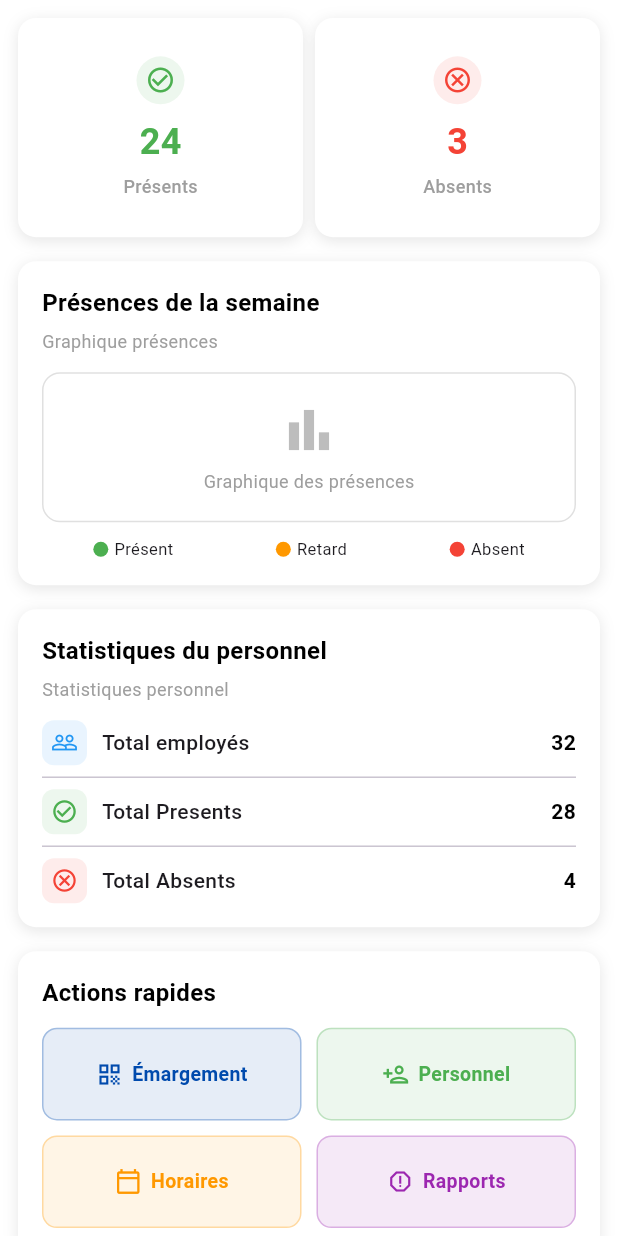
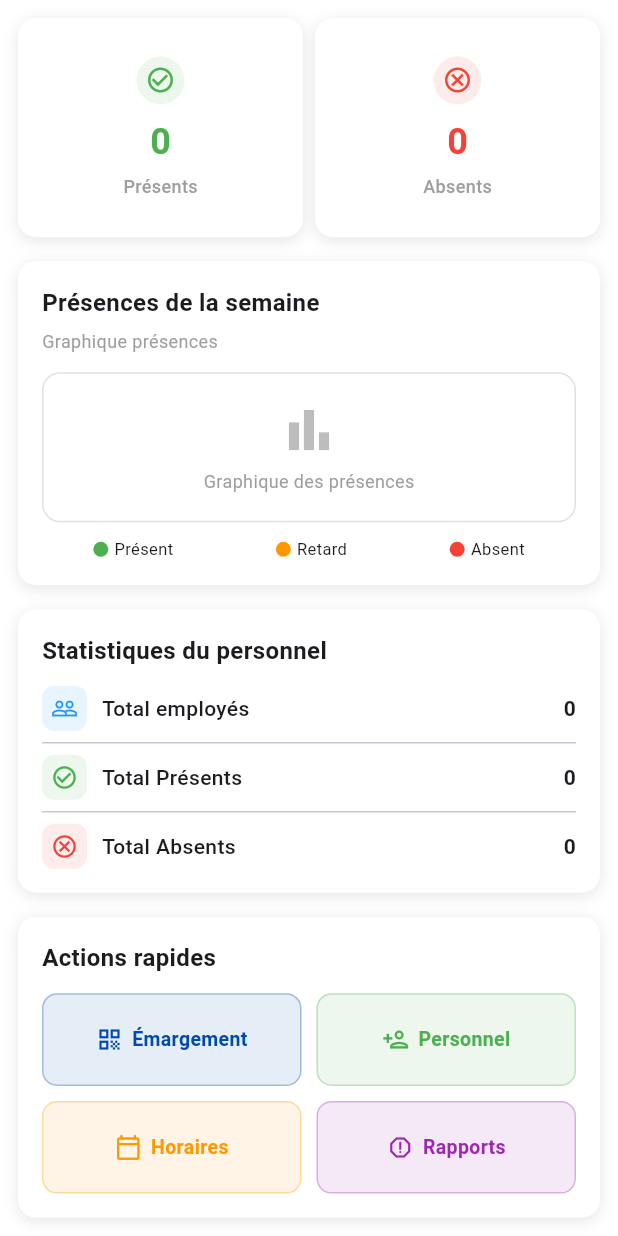
Before and after one commit to eden-jordan/EasySign_frontend, a Flutter app: the Dashboard screen opened directly, after a tap on "Personnel", on a phone screen of 412 x 824 dp. Run offline on Flutter 3.47's test engine with Material 3 defaults, Android fonts, the phone set to English and light mode, and no system bars; our stand-ins replace flutter_secure_storage, pdf, printing, shared_preferences, video_player; missing offline and left inert: mobile_scanner; accounts and stored records are empty; network calls fail.

Commit message:
Recuperation de quelques donnees accueil

```diff
--- a/easysign/lib/screens/items/dashboard.dart
+++ b/easysign/lib/screens/items/dashboard.dart
@@ -1,46 +1,81 @@
 import 'package:easysign/screens/others/emargement.dart';
 import 'package:flutter/material.dart';
 import 'package:easysign/themes/app_theme.dart';
+import '../../models/rapport.dart';
+import '../../services/rapport_service.dart';
+import 'package:shared_preferences/shared_preferences.dart';
 
-class Dashboard extends StatelessWidget {
+class Dashboard extends StatefulWidget {
   final Function(int)? onNavigateToTab;
 
   const Dashboard({super.key, this.onNavigateToTab});
 
   @override
+  State<Dashboard> createState() => _DashboardState();
+}
+
+class _DashboardState extends State<Dashboard> {
+  Rapport? rapport;
+  bool loading = true;
+
+  @override
+  void initState() {
+    super.initState();
+    _loadRapport();
+  }
+
+  // Récupérer le token d'authentification
+  Future<String?> _getAuthToken() async {
+    final prefs = await SharedPreferences.getInstance();
+    return prefs.getString('userToken');
+  }
+
+  Future<void> _loadRapport() async {
+    try {
+      final token = await _getAuthToken();
+      if (token == null) {
+        print("Token d'authentification non trouvé.");
+        return;
+      }
+
+      final service = RapportService(token: token);
+      final data = await service.journalier();
+      setState(() {
+        rapport = data;
+        loading = false;
+      });
+    } catch (e) {
+      setState(() => loading = false);
+      print("Erreur lors du chargement du rapport : $e");
+    }
+  }
+
+  @override
   Widget build(BuildContext context) {
+    if (loading) {
+      return const Center(child: CircularProgressIndicator());
+    }
+
     return Scaffold(
       body: SingleChildScrollView(
-        padding: const EdgeInsets.all(12.0),
+        padding: const EdgeInsets.all(12),
         child: Column(
           crossAxisAlignment: CrossAxisAlignment.start,
           children: [
-            // Cartes de statistiques
             _buildStatsCards(),
-
             const SizedBox(height: 16),
-
-            // Section Graphique
             _buildPresenceChart(),
-
             const SizedBox(height: 16),
-
-            // Section Statistiques personnel
             _buildPersonnelStats(),
-
             const SizedBox(height: 16),
-
-            // Section Actions rapides
             _buildQuickActions(context),
-
-            const SizedBox(height: 12),
           ],
         ),
       ),
     );
   }
 
-  // Cartes de statistiques
+  // ================= Cartes de statistiques =================
   Widget _buildStatsCards() {
     return GridView.count(
       shrinkWrap: true,
@@ -52,13 +87,13 @@ class Dashboard extends StatelessWidget {
       children: [
         _buildStatCard(
           title: 'Présents',
-          value: '24',
+          value: rapport?.totalPresent.toString() ?? '0',
           color: Colors.green,
           icon: Icons.check_circle_outline,
         ),
         _buildStatCard(
           title: 'Absents',
-          value: '3',
+          value: rapport?.totalAbsents.toString() ?? '0',
           color: Colors.red,
           icon: Icons.cancel_outlined,
         ),
@@ -78,21 +113,21 @@ class Dashboard extends StatelessWidget {
         borderRadius: BorderRadius.circular(12),
         boxShadow: [
           BoxShadow(
-            color: Colors.black.withValues(alpha: 0.1),
+            color: Colors.black.withOpacity(0.1),
             blurRadius: 8,
             offset: const Offset(0, 2),
           ),
         ],
       ),
       child: Padding(
-        padding: const EdgeInsets.all(12.0),
+        padding: const EdgeInsets.all(12),
         child: Column(
           mainAxisAlignment: MainAxisAlignment.center,
           children: [
             Container(
               padding: const EdgeInsets.all(6),
               decoration: BoxDecoration(
-                color: color.withValues(alpha: 0.1),
+                color: color.withOpacity(0.1),
                 shape: BoxShape.circle,
               ),
               child: Icon(icon, color: color, size: 20),
@@ -121,7 +156,7 @@ class Dashboard extends StatelessWidget {
     );
   }
 
-  // Graphique présences
+  // ================= Graphique des présences =================
   Widget _buildPresenceChart() {
     return Container(
       decoration: BoxDecoration(
@@ -129,24 +164,20 @@ class Dashboard extends StatelessWidget {
         borderRadius: BorderRadius.circular(12),
         boxShadow: [
           BoxShadow(
-            color: Colors.black.withValues(alpha: 0.1),
+            color: Colors.black.withOpacity(0.1),
             blurRadius: 8,
             offset: const Offset(0, 2),
           ),
         ],
       ),
       child: Padding(
-        padding: const EdgeInsets.all(16.0),
+        padding: const EdgeInsets.all(16),
         child: Column(
           crossAxisAlignment: CrossAxisAlignment.start,
           children: [
             const Text(
               'Présences de la semaine',
-              style: TextStyle(
-                fontSize: 16,
-                fontWeight: FontWeight.w600,
-                color: Colors.black,
-              ),
+              style: TextStyle(fontSize: 16, fontWeight: FontWeight.w600),
             ),
             const SizedBox(height: 6),
             const Text(
@@ -186,7 +217,7 @@ class Dashboard extends StatelessWidget {
 
             const SizedBox(height: 10),
 
-            // Légende du graphique
+            // Légende
             Row(
               mainAxisAlignment: MainAxisAlignment.spaceAround,
               children: [
@@ -215,64 +246,51 @@ class Dashboard extends StatelessWidget {
     );
   }
 
-  // Statistiques personnel
+  // ================= Statistiques personnel =================
   Widget _buildPersonnelStats() {
+    int totalEmployes =
+        (rapport?.totalPresent ?? 0) + (rapport?.totalAbsents ?? 0);
     return Container(
       decoration: BoxDecoration(
         color: Colors.white,
         borderRadius: BorderRadius.circular(12),
         boxShadow: [
           BoxShadow(
-            color: Colors.black.withValues(alpha: 0.1),
+            color: Colors.black.withOpacity(0.1),
             blurRadius: 8,
             offset: const Offset(0, 2),
           ),
         ],
       ),
       child: Padding(
-        padding: const EdgeInsets.all(16.0),
+        padding: const EdgeInsets.all(16),
         child: Column(
           crossAxisAlignment: CrossAxisAlignment.start,
           children: [
             const Text(
               'Statistiques du personnel',
-              style: TextStyle(
-                fontSize: 16,
-                fontWeight: FontWeight.w600,
-                color: Colors.black,
-              ),
-            ),
-            const SizedBox(height: 6),
-            const Text(
-              'Statistiques personnel',
-              style: TextStyle(fontSize: 12, color: Colors.grey),
+              style: TextStyle(fontSize: 16, fontWeight: FontWeight.w600),
             ),
             const SizedBox(height: 12),
-
-            // Liste des statistiques
-            Column(
-              children: [
             _buildStatRow(
               label: 'Total employés',
-                  value: '32',
+              value: totalEmployes.toString(),
               icon: Icons.people_outline,
               color: Colors.blue,
             ),
             const Divider(height: 16),
             _buildStatRow(
-                  label: 'Total Presents',
-                  value: '28',
+              label: 'Total Présents',
+              value: (rapport?.totalPresent ?? 0).toString(),
               icon: Icons.check_circle_outline,
               color: Colors.green,
             ),
             const Divider(height: 16),
             _buildStatRow(
               label: 'Total Absents',
-                  value: '4',
+              value: (rapport?.totalAbsents ?? 0).toString(),
               icon: Icons.cancel_outlined,
               color: Colors.red,
-                ),
-              ],
             ),
           ],
         ),
@@ -291,7 +309,7 @@ class Dashboard extends StatelessWidget {
         Container(
           padding: const EdgeInsets.all(6),
           decoration: BoxDecoration(
-            color: color.withValues(alpha: 0.1),
+            color: color.withOpacity(0.1),
             borderRadius: BorderRadius.circular(8),
           ),
           child: Icon(icon, color: color, size: 18),
@@ -305,17 +323,13 @@ class Dashboard extends StatelessWidget {
         ),
         Text(
           value,
-          style: const TextStyle(
-            fontSize: 14,
-            fontWeight: FontWeight.bold,
-            color: Colors.black,
-          ),
+          style: const TextStyle(fontSize: 14, fontWeight: FontWeight.bold),
         ),
       ],
     );
   }
 
-  // Actions rapides
+  // ================= Actions rapides =================
   Widget _buildQuickActions(BuildContext context) {
     return Container(
       decoration: BoxDecoration(
@@ -323,27 +337,22 @@ class Dashboard extends StatelessWidget {
         borderRadius: BorderRadius.circular(12),
         boxShadow: [
           BoxShadow(
-            color: Colors.black.withValues(alpha: 0.1),
+            color: Colors.black.withOpacity(0.1),
             blurRadius: 8,
             offset: const Offset(0, 2),
           ),
         ],
       ),
       child: Padding(
-        padding: const EdgeInsets.all(16.0),
+        padding: const EdgeInsets.all(16),
         child: Column(
           crossAxisAlignment: CrossAxisAlignment.start,
           children: [
             const Text(
               'Actions rapides',
-              style: TextStyle(
-                fontSize: 16,
-                fontWeight: FontWeight.w600,
-                color: Colors.black,
-              ),
+              style: TextStyle(fontSize: 16, fontWeight: FontWeight.w600),
             ),
             const SizedBox(height: 12),
-
             GridView.count(
               shrinkWrap: true,
               physics: const NeverScrollableScrollPhysics(),
@@ -368,25 +377,19 @@ class Dashboard extends StatelessWidget {
                 _buildQuickActionButton(
                   icon: Icons.person_add_outlined,
                   label: 'Personnel',
-                  onTap: () {
-                    onNavigateToTab?.call(2);
-                  },
+                  onTap: () => widget.onNavigateToTab?.call(2),
                   color: Colors.green,
                 ),
                 _buildQuickActionButton(
                   icon: Icons.calendar_today_outlined,
                   label: 'Horaires',
-                  onTap: () {
-                    onNavigateToTab?.call(1);
-                  },
+                  onTap: () => widget.onNavigateToTab?.call(1),
                   color: Colors.orange,
                 ),
                 _buildQuickActionButton(
                   icon: Icons.report_outlined,
                   label: 'Rapports',
-                  onTap: () {
-                    onNavigateToTab?.call(3);
-                  },
+                  onTap: () => widget.onNavigateToTab?.call(3),
                   color: Colors.purple,
                 ),
               ],
@@ -407,9 +410,9 @@ class Dashboard extends StatelessWidget {
       onTap: onTap,
       child: Container(
         decoration: BoxDecoration(
-          color: color.withValues(alpha: 0.1),
+          color: color.withOpacity(0.1),
           borderRadius: BorderRadius.circular(10),
-          border: Border.all(color: color.withValues(alpha: 0.3)),
+          border: Border.all(color: color.withOpacity(0.3)),
         ),
         child: Row(
           mainAxisAlignment: MainAxisAlignment.center,
```
Lines whose indentation alone changed are shown as unchanged.
